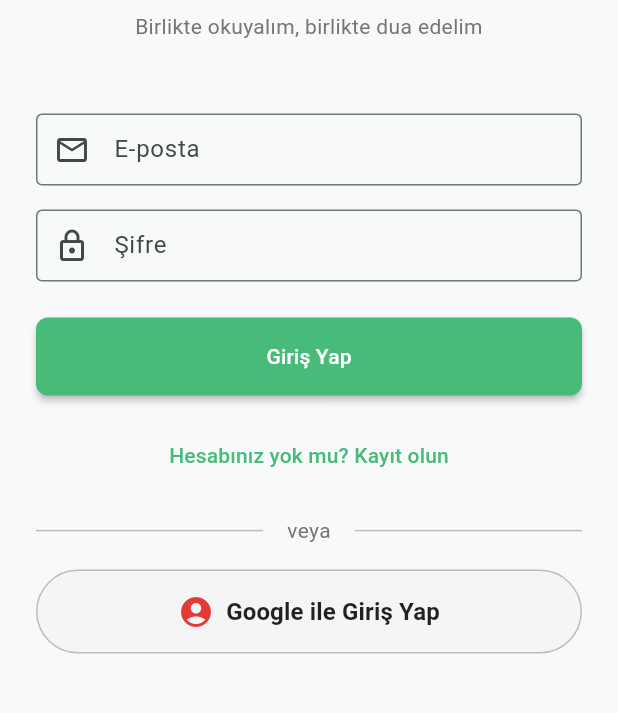
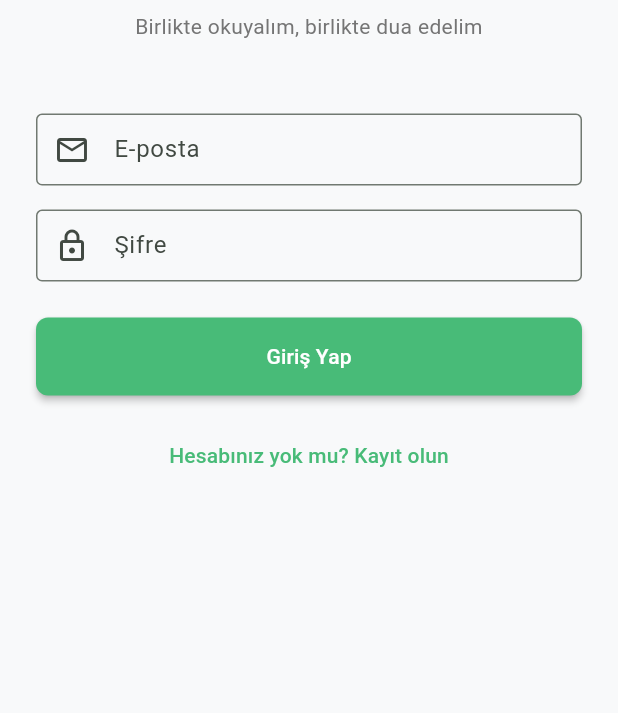
Before and after one commit to mr-dokur-QA/hayirhah, a Flutter app: the screen it shows after launch, on a phone screen of 412 x 824 dp, the part 370-1083 px from its top. Run offline on Flutter 3.47's test engine with Material 3 defaults, Android fonts, the phone set to English and light mode, and no system bars; our stand-ins replace connectivity_plus, dio, flutter_compass, geocoding, geolocator, google_sign_in and 4 more; accounts and stored records are empty.

```diff
--- a/lib/screens/auth/login_screen.dart
+++ b/lib/screens/auth/login_screen.dart
@@ -19,7 +19,6 @@ class _LoginScreenState extends State<LoginScreen> {
   final _storageService = StorageService();
   final _apiService = ApiService();
   bool _isLoading = false;
-  bool _isGoogleLoading = false;
   bool _isRegisterMode = false;
 
   @override
@@ -275,36 +274,10 @@ class _LoginScreenState extends State<LoginScreen> {
     }
   }
 
-  Future<void> _signInWithGoogle() async {
-    setState(() {
-      _isGoogleLoading = true;
-    });
-
-    try {
-      final user = await _storageService.signInWithGoogle();
-
-      if (user != null && mounted) {
-        // Set current user in storage service
-        _storageService.setCurrentUser(user);
-        Navigator.pushReplacement(
-          context,
-          MaterialPageRoute(builder: (context) => const DashboardScreen()),
-        );
-      }
-    } catch (e) {
-      if (mounted) {
-        ScaffoldMessenger.of(context).showSnackBar(
-          SnackBar(content: Text('Google ile giriş hatası: $e')),
-        );
-      }
-    } finally {
-      if (mounted) {
-        setState(() {
-          _isGoogleLoading = false;
-        });
-      }
-    }
-  }
+  // Google Sign-In disabled for now - uncomment when Firebase is configured
+  // Future<void> _signInWithGoogle() async {
+  //   // ... implementation
+  // }
 
   @override
   Widget build(BuildContext context) {
@@ -411,57 +384,10 @@ class _LoginScreenState extends State<LoginScreen> {
                     ),
                   ),
                 ),
-                const SizedBox(height: 16),
+                const SizedBox(height: 32),
 
-                // Divider
-                Row(
-                  children: [
-                    Expanded(child: Divider(color: Colors.grey[400])),
-                    Padding(
-                      padding: const EdgeInsets.symmetric(horizontal: 16),
-                      child: Text(
-                        'veya',
-                        style: TextStyle(
-                          color: Colors.grey[600],
-                          fontSize: 14,
-                        ),
-                      ),
-                    ),
-                    Expanded(child: Divider(color: Colors.grey[400])),
-                  ],
-                ),
-                const SizedBox(height: 16),
-
-                // Google Sign-In button
-                OutlinedButton.icon(
-                  onPressed: _isGoogleLoading ? null : _signInWithGoogle,
-                  style: OutlinedButton.styleFrom(
-                    padding: const EdgeInsets.symmetric(vertical: 16),
-                    side: BorderSide(color: Colors.grey[400]!),
-                    backgroundColor: Colors.grey[100],
-                    foregroundColor: Colors.black87,
-                  ),
-                  icon: _isGoogleLoading
-                      ? const SizedBox(
-                          width: 20,
-                          height: 20,
-                          child: CircularProgressIndicator(strokeWidth: 2),
-                        )
-                      : Icon(
-                          Icons.account_circle,
-                          size: 24,
-                          color: Colors.red[600],
-                        ),
-                  label: Text(
-                    _isGoogleLoading ? 'Giriş yapılıyor...' : 'Google ile Giriş Yap',
-                    style: const TextStyle(
-                      color: Colors.black87,
-                      fontWeight: FontWeight.bold,
-                      fontSize: 16,
-                    ),
-                  ),
-                ),
-                const SizedBox(height: 16),
+                // Google Sign-In disabled for now
+                // TODO: Enable when Firebase is configured
               ],
             ),
           ),
```
Also changed, not shown: 1 other file.
